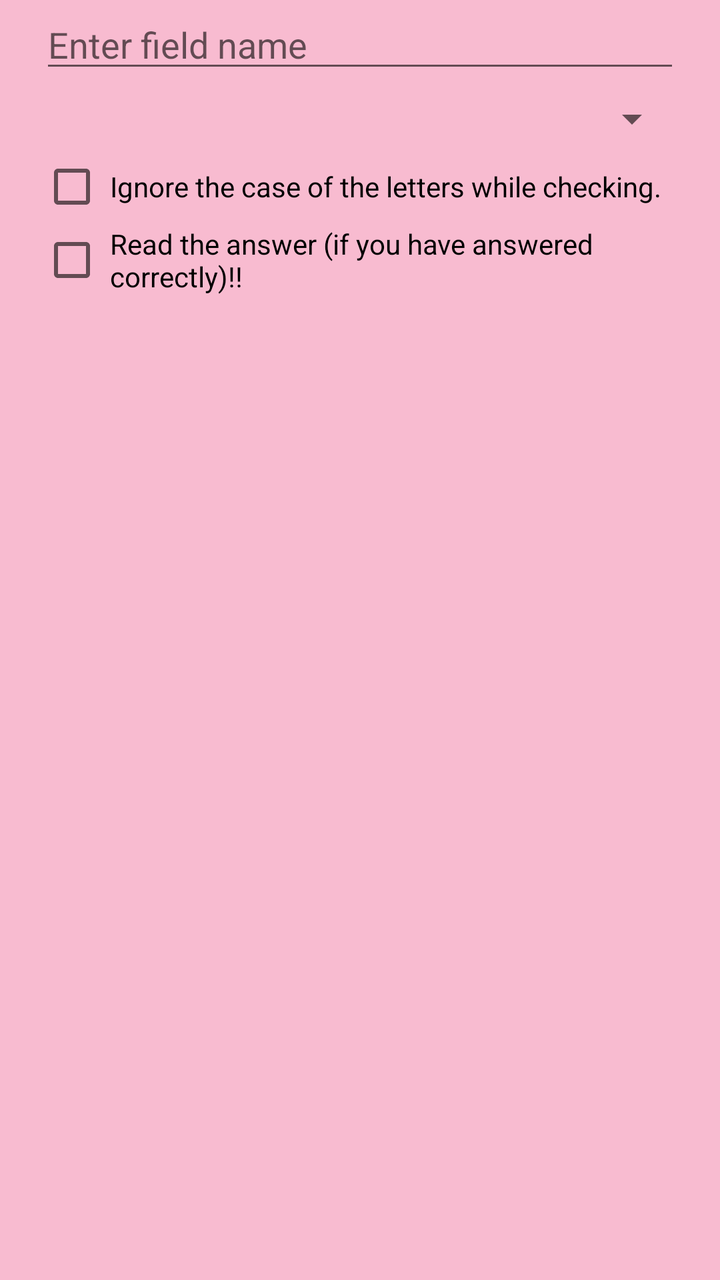
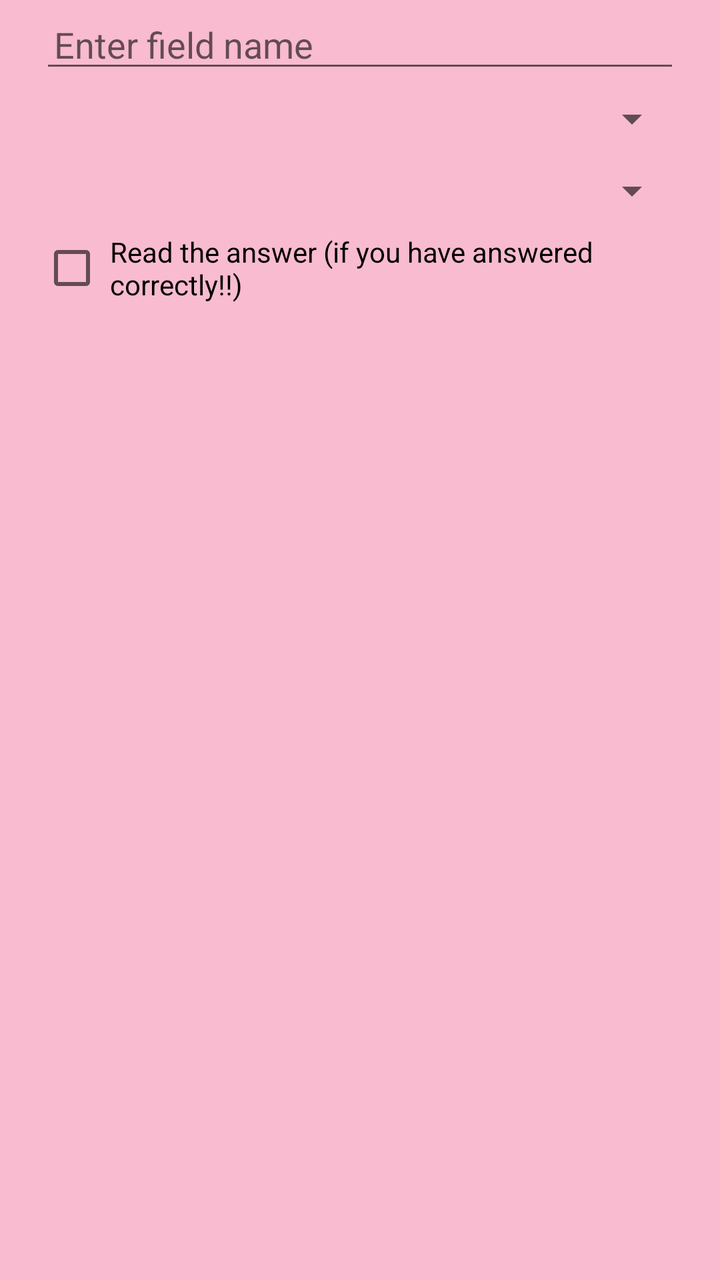

An Android layout rendered at two revisions. The XML below is the earlier revision; the diff shows what the commit changed to produce the second picture.
<!-- AndroidManifest.xml: application theme MyMaterialTheme -->
<!-- res/layout/create_field_dialog_fragment.xml -->
<?xml version="1.0" encoding="utf-8"?>
<LinearLayout xmlns:android="http://schemas.android.com/apk/res/android"
    android:orientation="vertical" android:layout_width="match_parent"
    android:layout_height="match_parent"
    android:paddingStart="20dp"
    android:paddingLeft="20dp"
    android:paddingEnd="20dp"
    android:paddingRight="20dp">

    <EditText
        android:id="@+id/enter_field_name"
        android:layout_width="match_parent"
        android:layout_height="wrap_content"
        android:hint="@string/enter_field_name"
        android:layout_gravity="center"
        android:imeOptions="flagNoExtractUi"

        />
    <Spinner
        android:id="@+id/field_type_spinner"
        android:layout_width="match_parent"
        android:layout_height="wrap_content"
        android:layout_marginTop="6dp"
        android:layout_marginBottom="6dp"/>
    <CheckBox
        android:id="@+id/ignore_case"
        android:layout_width="match_parent"
        android:layout_height="wrap_content"
        android:text="@string/ignore_case"
        android:padding="3dp"/>
    <CheckBox
        android:id="@+id/read_answer"
        android:layout_width="match_parent"
        android:layout_height="wrap_content"
        android:text="@string/read_answer"
        android:padding="3dp"/>

    <Spinner
        android:id="@+id/locales_spinner"
        android:layout_width="match_parent"
        android:layout_height="wrap_content"
        android:visibility="gone"
        android:padding="3dp"/>
</LinearLayout>
<!-- resources referenced by this layout -->
<resources>
  <string name="enter_field_name">Enter field name</string>
  <string name="ignore_case">Ignore the case of the letters while checking.</string>
  <string name="read_answer">Read the answer (if you have answered correctly)!!</string>
  <style name="MyMaterialTheme" parent="MyMaterialTheme.Base">
  
      </style>
  <style name="MyMaterialTheme.Base" parent="Theme.AppCompat.Light.DarkActionBar">
          <item name="windowNoTitle">true</item>
          <item name="windowActionBar">false</item>
          <item name="colorPrimary">@color/colorPrimary</item>
          <item name="colorPrimaryDark">@color/colorPrimaryDark</item>
          <item name="colorAccent">@color/colorAccent</item>
          <item name="android:windowBackground">@color/windowBackground</item>
      </style>
  <color name="colorPrimary">#EC407A</color>
  <color name="colorPrimaryDark">#AD1457</color>
  <color name="colorAccent">#EA80FC</color>
  <color name="windowBackground">#F8BBD0</color>
</resources>

<!-- the commit's change to res/layout/create_field_dialog_fragment.xml (unified diff, before → after) -->
@@ -14,20 +14,21 @@
         android:hint="@string/enter_field_name"
         android:layout_gravity="center"
         android:imeOptions="flagNoExtractUi"
-
+        android:paddingLeft="7dp"
         />
+    <Spinner
+    android:id="@+id/check_type_spinner"
+    android:layout_width="match_parent"
+    android:layout_height="wrap_content"
+    android:layout_marginTop="6dp"
+    android:layout_marginBottom="6dp"/>
     <Spinner
         android:id="@+id/field_type_spinner"
         android:layout_width="match_parent"
         android:layout_height="wrap_content"
         android:layout_marginTop="6dp"
         android:layout_marginBottom="6dp"/>
-    <CheckBox
-        android:id="@+id/ignore_case"
-        android:layout_width="match_parent"
-        android:layout_height="wrap_content"
-        android:text="@string/ignore_case"
-        android:padding="3dp"/>
+
     <CheckBox
         android:id="@+id/read_answer"
         android:layout_width="match_parent"
@@ -40,5 +41,6 @@
         android:layout_width="match_parent"
         android:layout_height="wrap_content"
         android:visibility="gone"
-        android:padding="3dp"/>
+        android:layout_marginTop="6dp"
+        android:layout_marginBottom="6dp"/>
 </LinearLayout>
<!-- resource entries referenced after the edit -->
@@ -1,8 +1,7 @@
 <!-- resources referenced by this layout -->
 <resources>
   <string name="enter_field_name">Enter field name</string>
-  <string name="ignore_case">Ignore the case of the letters while checking.</string>
-  <string name="read_answer">Read the answer (if you have answered correctly)!!</string>
+  <string name="read_answer">Read the answer (if you have answered correctly!!)</string>
   <style name="MyMaterialTheme" parent="MyMaterialTheme.Base">
   
       </style>
